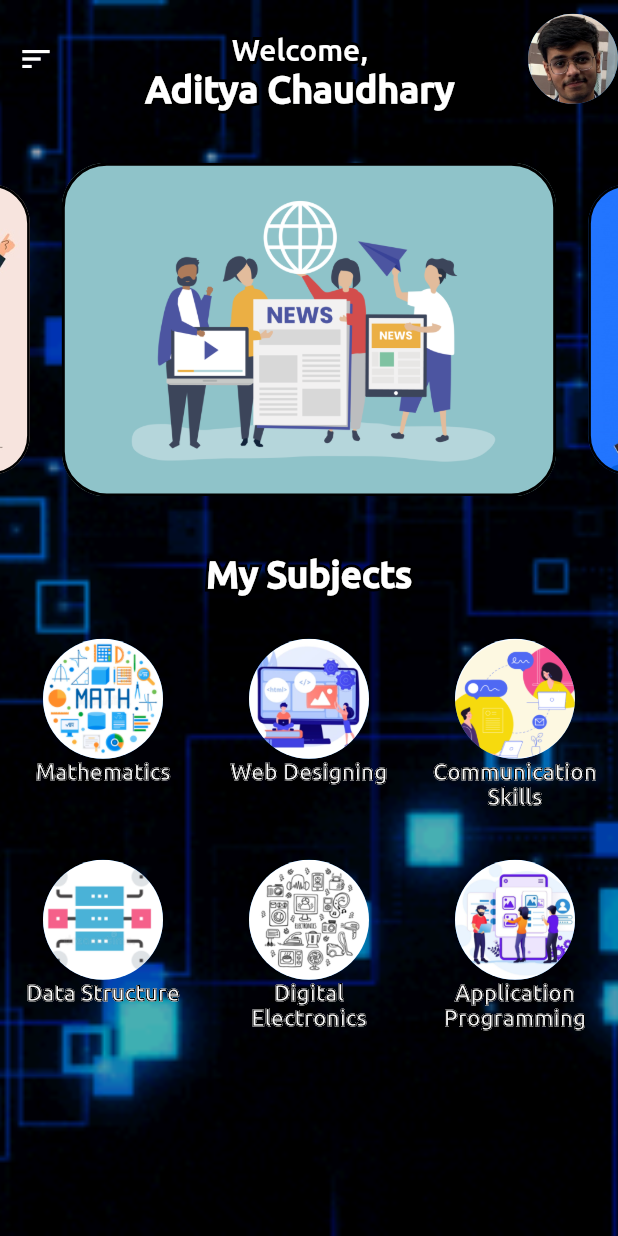
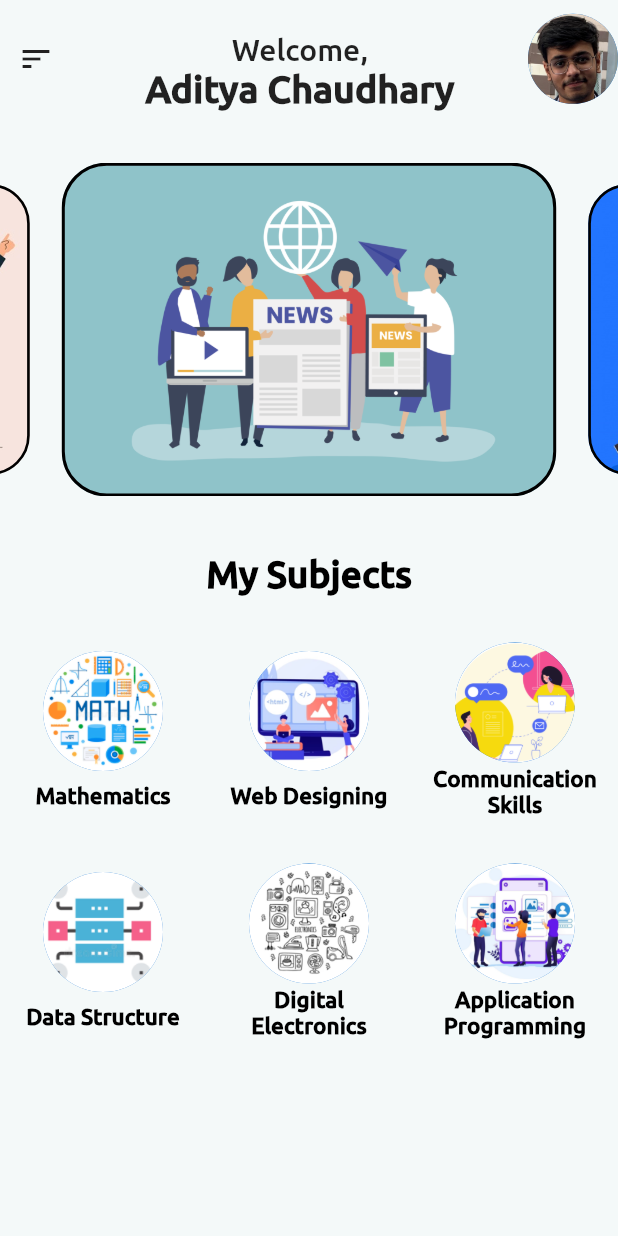
Before and after one commit to IIIT-FLUTTER/IIIT_NEWAPP, a Flutter app: the MyApp screen opened directly, on a phone screen of 412 x 824 dp. Run offline on Flutter 3.47's test engine with Material 2 defaults, Android fonts, the phone set to English and light mode, and no system bars; drawn by our look-alikes of carousel_slider; our stand-ins replace percent_indicator.

```diff
--- a/lib/Login_Page/TextField.dart
+++ b/lib/Login_Page/TextField.dart
@@ -12,8 +12,8 @@ class TextMain extends StatelessWidget {
   final TextInputType input;
   final String label;
 
-  TextMain({this.controller, this.obscure, this.color, this.fw, this.fontsize,
-      this.prefix, this.suffix, this.hint, this.input, this.label});
+  TextMain(this.controller, this.obscure, this.color, this.fw, this.fontsize,
+      this.prefix, this.suffix, this.hint, this.input, this.label);
 
   @override
   Widget build(BuildContext context) {
@@ -45,6 +45,7 @@ class TextMain extends StatelessWidget {
             style: BorderStyle.solid,
           ),
         ),
+
         focusedBorder: const OutlineInputBorder(
           gapPadding: 10.0,
           borderRadius: BorderRadius.all(
--- a/lib/screens/home_screen.dart
+++ b/lib/screens/home_screen.dart
@@ -3,6 +3,7 @@ import 'package:flutter/material.dart';
 import 'package:iiit_skeleton/models/constants.dart';
 import 'package:iiit_skeleton/screens/Faculty.dart';
 import 'package:iiit_skeleton/screens/attendance_page.dart';
+import 'package:iiit_skeleton/screens/meet.dart';
 import 'package:iiit_skeleton/screens/news.dart';
 import 'package:iiit_skeleton/widgets/subjectIcon.dart';
 import 'about_page.dart';
@@ -28,6 +29,7 @@ class MyApp extends StatelessWidget {
     return SafeArea(
       child: Scaffold(
         key: _scaffoldKey,
+        backgroundColor: Color(0xFFF4F9F9),
         drawer: Drawer(
           child: ListView(
             children: [
@@ -67,7 +69,18 @@ class MyApp extends StatelessWidget {
                   Navigator.push(
                     context,
                     MaterialPageRoute(
-                      builder: (context) => FacultyPage(),
+                      builder: (context) => AttendancePage(),
+                    ),
+                  );
+                },
+              ),
+              ListTile(
+                title: Text('Meeting'),
+                onTap: () {
+                  Navigator.push(
+                    context,
+                    MaterialPageRoute(
+                      builder: (context) => Meeting(),
                     ),
                   );
                 },
@@ -76,14 +89,14 @@ class MyApp extends StatelessWidget {
           ),
         ),
         body: Container(
-          decoration: BoxDecoration(
-            image: DecorationImage(
-              image: AssetImage("images/backs1.gif"),
-              fit: BoxFit.cover,
-              colorFilter: ColorFilter.mode(
-                  Colors.transparent.withOpacity(0.3), BlendMode.srcOver),
-            ),
-          ),
+          // decoration: BoxDecoration(
+          //   image: DecorationImage(
+          //     image: AssetImage("images/newback.jpg"),
+          //     fit: BoxFit.cover,
+          //     colorFilter: ColorFilter.mode(
+          //         Colors.transparent.withOpacity(0.3), BlendMode.srcOver),
+          //   ),
+          // ),
           child: Column(
             crossAxisAlignment: CrossAxisAlignment.start,
             children: [
@@ -94,7 +107,6 @@ class MyApp extends StatelessWidget {
                   children: [
                     IconButton(
                         icon: Icon(Icons.sort),
-                        color: Colors.white,
                         onPressed: () {
                           _scaffoldKey.currentState.openDrawer();
                         }),
@@ -104,56 +116,23 @@ class MyApp extends StatelessWidget {
                         SizedBox(
                           height: SizeConfig.blockSizeVertical * 2.0,
                         ),
-                        Stack(
-                          children: [
                         Text(
                           "Welcome,",
                           style: TextStyle(
-                                foreground: Paint()
-                                  ..style = PaintingStyle.stroke
-                                  ..strokeWidth = 4
-                                  ..color = Colors.black,
                             fontSize: 20.0,
                             fontFamily: 'Ubuntu',
                             fontWeight: FontWeight.w300,
                           ),
                         ),
                         Text(
-                              "Welcome,",
-                              style: TextStyle(
-                                color: Colors.white,
-                                fontSize: 20.0,
-                                fontFamily: 'Ubuntu',
-                                fontWeight: FontWeight.w300,
-                              ),
-                            ),
-                          ],
-                        ),
-                        Stack(children: [
-                          Text(
                           "Aditya Chaudhary",
                           style: TextStyle(
-                              foreground: Paint()
-                                ..style = PaintingStyle.stroke
-                                ..strokeWidth = 4
-                                ..color = Colors.black,
                             textBaseline: TextBaseline.alphabetic,
                             fontSize: 25.0,
                             fontFamily: 'Ubuntu',
                             fontWeight: FontWeight.w900,
                           ),
                         ),
-                          Text(
-                            "Aditya Chaudhary",
-                            style: TextStyle(
-                              color: Colors.white,
-                              textBaseline: TextBaseline.alphabetic,
-                              fontSize: 25.0,
-                              fontFamily: 'Ubuntu',
-                              fontWeight: FontWeight.w900,
-                            ),
-                          ),
-                        ]),
                       ],
                     ),
                     CircleAvatar(
@@ -227,30 +206,14 @@ class MyApp extends StatelessWidget {
               ),
               Container(
                 alignment: Alignment.center,
-                child: Stack(
-                  children: [
-                    Text(
+                child: Text(
                   'My Subjects',
                   style: TextStyle(
-                        foreground: Paint()
-                          ..style = PaintingStyle.stroke
-                          ..strokeWidth = 4
-                          ..color = Colors.black,
+                    color: Colors.black,
                     fontSize: SizeConfig.blockSizeVertical * 3.0,
                     fontFamily: 'Ubuntu',
                     fontWeight: FontWeight.bold,
                   ),
-                    ),
-                    Text(
-                      'My Subjects',
-                      style: TextStyle(
-                        color: Colors.white,
-                        fontSize: SizeConfig.blockSizeVertical * 3.0,
-                        fontFamily: 'Ubuntu',
-                        fontWeight: FontWeight.bold,
-                      ),
-                    ),
-                  ],
                 ),
               ),
               SizedBox(
--- a/lib/widgets/subjectIcon.dart
+++ b/lib/widgets/subjectIcon.dart
@@ -19,35 +19,15 @@ class Subject extends StatelessWidget {
               backgroundImage: AssetImage(address),
             ),
             Flexible(
-              child: Stack(
-                children: [
-                  Text(
+              child: Text(
                 subjectName,
                 textAlign: TextAlign.center,
                 style: TextStyle(
-                      color: Colors.white,
+                  color: Colors.black,
                   fontSize: 15.0,
                   fontFamily: 'Ubuntu',
                   fontWeight: FontWeight.bold,
                 ),
-                  ),
-                  SizedBox(
-                    height: 50.0,
-                  ),
-                  Text(
-                    subjectName,
-                    textAlign: TextAlign.center,
-                    style: TextStyle(
-                      foreground: Paint()
-                        ..style = PaintingStyle.stroke
-                        ..strokeWidth = 0.2
-                        ..color = Colors.black,
-                      fontSize: 15.0,
-                      fontFamily: 'Ubuntu',
-                      fontWeight: FontWeight.bold,
-                    ),
-                  ),
-                ],
               ),
             )
           ],
```
Also changed, not shown: lib/Login_Page/Body.dart (+21 -24 lines), lib/Login_Page/forget_password.dart (+30 -32 lines), lib/screens/meet.dart (added, +44 -0 lines), 9 other files. Lines whose indentation alone changed are shown as unchanged.
